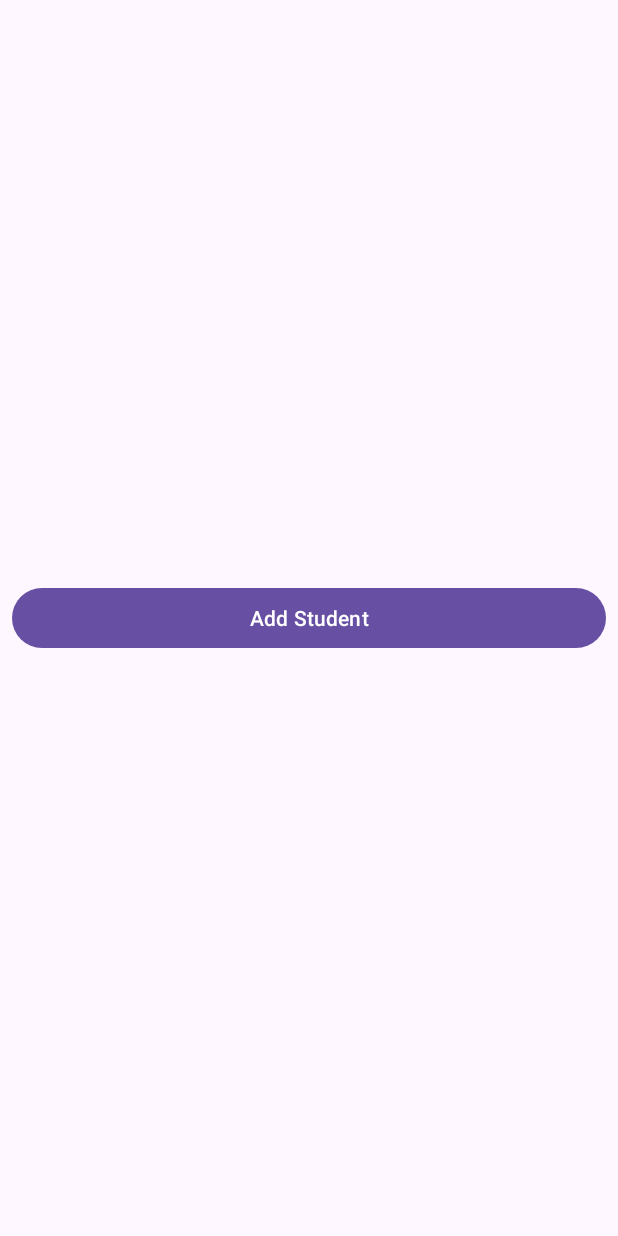
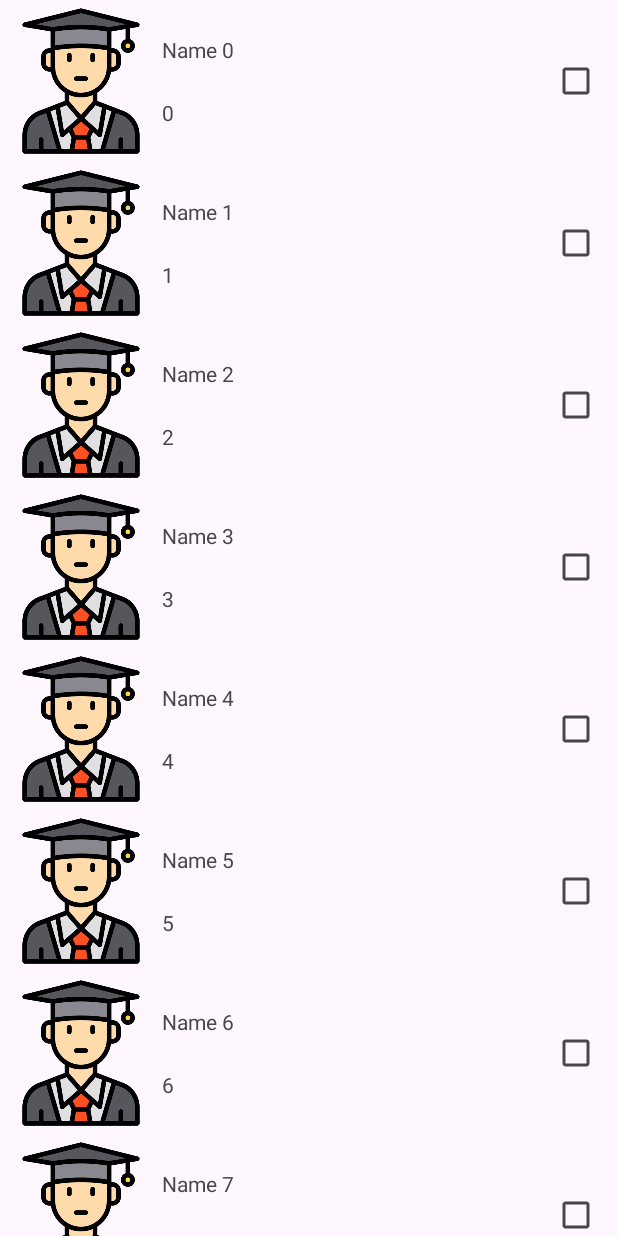
Before and after one commit to Almogel/studentsApp, an Android app: the screen it shows after launch (MainActivity before the commit, StudentsRecyclerViewActivity after it), on a phone screen of 412 x 824 dp. Run offline under Robolectric (Android 15) with nearby library versions, the phone set to English and light mode, and no system bars.

Commit message:
RecycleView implementation

```diff
--- /dev/null
+++ b/app/src/main/java/com/example/studentsapp/StudentsRecyclerViewActivity.kt
@@ -0,0 +1,105 @@
+package com.example.studentsapp
+
+import android.os.Bundle
+import android.util.Log
+import android.view.LayoutInflater
+import android.view.View
+import android.view.ViewGroup
+import android.widget.CheckBox
+import android.widget.TextView
+import androidx.activity.enableEdgeToEdge
+import androidx.appcompat.app.AppCompatActivity
+import androidx.core.view.ViewCompat
+import androidx.core.view.WindowInsetsCompat
+import androidx.recyclerview.widget.LinearLayoutManager
+import androidx.recyclerview.widget.RecyclerView
+import com.example.studentsapp.model.Model
+import com.example.studentsapp.model.Student
+
+interface OnItemClickListener {
+    fun onItemClick(position: Int)
+}
+
+class StudentsRecyclerViewActivity : AppCompatActivity() {
+
+    private var students: MutableList<Student> = Model.shared.students ?: mutableListOf()
+
+    override fun onCreate(savedInstanceState: Bundle?) {
+        super.onCreate(savedInstanceState)
+        enableEdgeToEdge()
+
+        setContentView(R.layout.activity_students_recycler_view)
+        ViewCompat.setOnApplyWindowInsetsListener(findViewById(R.id.main)) { v, insets ->
+            val systemBars = insets.getInsets(WindowInsetsCompat.Type.systemBars())
+            v.setPadding(systemBars.left, systemBars.top, systemBars.right, systemBars.bottom)
+            insets
+        }
+
+        val recyclerView: RecyclerView = findViewById(R.id.students_recycler_view)
+        recyclerView.setHasFixedSize(true)
+
+        val layoutManager = LinearLayoutManager(this)
+        recyclerView.layoutManager = layoutManager
+
+        val adapter = StudentRecyclerAdapter(students)
+        adapter.listener = object : OnItemClickListener{
+            override fun onItemClick(position: Int) {
+                Log.d("TAG", "On click listener on position: $position")
+            }
+        }
+        recyclerView.adapter = adapter
+    }
+
+    class StudentViewHolder(itemView: View, listener: OnItemClickListener?) : RecyclerView.ViewHolder(itemView) {
+        private var student: Student? = null
+        private var nameTextView: TextView? = null
+        private var idTextView: TextView? = null
+        private var studentCheckBox: CheckBox? = null
+
+        init {
+            nameTextView = itemView.findViewById(R.id.student_row_name_text_view)
+            idTextView = itemView.findViewById(R.id.student_row_id_text_view)
+            studentCheckBox = itemView.findViewById(R.id.student_row_check_box)
+
+            studentCheckBox?.apply {
+                setOnClickListener {
+                    (tag as? Int)?.let { tag ->
+                        student?.isChecked = (it as? CheckBox)?.isChecked ?: false
+                    }
+                }
+            }
+            itemView.setOnClickListener{
+                listener?.onItemClick(adapterPosition)
+            }
+
+        }
+
+
+
+        fun bind(student: Student?, position: Int) {
+            this.student = student
+            nameTextView?.text = student?.name
+            idTextView?.text = student?.id
+
+            studentCheckBox?.setOnCheckedChangeListener { _, isChecked ->
+                student?.isChecked = isChecked
+            }
+        }
+    }
+
+    class StudentRecyclerAdapter(private val students: MutableList<Student>?) : RecyclerView.Adapter<StudentViewHolder>() {
+
+        var listener: OnItemClickListener? = null
+
+        override fun getItemCount(): Int = students?.size ?: 0
+
+        override fun onCreateViewHolder(parent: ViewGroup, viewType: Int): StudentViewHolder {
+            val itemView = LayoutInflater.from(parent.context).inflate(R.layout.student_list_row, parent, false)
+            return StudentViewHolder(itemView, listener)
+        }
+
+        override fun onBindViewHolder(holder: StudentViewHolder, position: Int) {
+            holder.bind(students?.get(position), position)
+        }
+    }
+}
--- /dev/null
+++ b/app/src/main/java/com/example/studentsapp/model/Model.kt
@@ -0,0 +1,22 @@
+package com.example.studentsapp.model
+
+class Model private constructor(){
+
+    val students: MutableList<Student> = ArrayList()
+
+    companion object{
+        val shared = Model()
+    }
+
+    init {
+        for (i in 0..20){
+            val student = Student(
+                name = "Name $i",
+                id = i.toString(),
+                avatarUrl = "",
+                isChecked = false
+            )
+            students.add(student)
+        }
+    }
+}
--- /dev/null
+++ b/app/src/main/java/com/example/studentsapp/model/Student.kt
@@ -0,0 +1,8 @@
+package com.example.studentsapp.model
+
+data class Student(
+    val name: String,
+    val id: String,
+    val avatarUrl: String,
+    var isChecked: Boolean
+)
--- /dev/null
+++ b/app/src/main/res/layout/activity_students_recycler_view.xml
@@ -0,0 +1,19 @@
+<?xml version="1.0" encoding="utf-8"?>
+<androidx.constraintlayout.widget.ConstraintLayout xmlns:android="http://schemas.android.com/apk/res/android"
+    xmlns:app="http://schemas.android.com/apk/res-auto"
+    xmlns:tools="http://schemas.android.com/tools"
+    android:id="@+id/main"
+    android:layout_width="match_parent"
+    android:layout_height="match_parent"
+    tools:context=".StudentsRecyclerViewActivity">
+
+    <androidx.recyclerview.widget.RecyclerView
+        android:id="@+id/students_recycler_view"
+        android:layout_width="0dp"
+        android:layout_height="0dp"
+        app:layout_constraintBottom_toBottomOf="parent"
+        app:layout_constraintEnd_toEndOf="parent"
+        app:layout_constraintStart_toStartOf="parent"
+        app:layout_constraintTop_toTopOf="parent" />
+
+</androidx.constraintlayout.widget.ConstraintLayout>
--- /dev/null
+++ b/app/src/main/res/layout/student_list_row.xml
@@ -0,0 +1,52 @@
+<?xml version="1.0" encoding="utf-8"?>
+<androidx.constraintlayout.widget.ConstraintLayout xmlns:android="http://schemas.android.com/apk/res/android"
+    xmlns:app="http://schemas.android.com/apk/res-auto"
+    xmlns:tools="http://schemas.android.com/tools"
+    android:layout_width="match_parent"
+    android:layout_height="wrap_content"
+    android:background="?attr/selectableItemBackground">
+
+    <ImageView
+        android:id="@+id/student_row_image_view"
+        android:layout_width="100dp"
+        android:layout_height="100dp"
+        android:layout_marginStart="4dp"
+        android:layout_marginTop="4dp"
+        android:layout_marginBottom="4dp"
+        app:layout_constraintBottom_toBottomOf="parent"
+        app:layout_constraintStart_toStartOf="parent"
+        app:layout_constraintTop_toTopOf="parent"
+        app:srcCompat="@drawable/student" />
+    <TextView
+        android:id="@+id/student_row_name_text_view"
+        android:layout_width="0dp"
+        android:layout_height="wrap_content"
+        android:layout_marginStart="4dp"
+        android:layout_marginEnd="4dp"
+        android:text="TextView"
+        app:layout_constraintBottom_toTopOf="@+id/student_row_id_text_view"
+        app:layout_constraintEnd_toStartOf="@+id/student_row_check_box"
+        app:layout_constraintHorizontal_bias="0.5"
+        app:layout_constraintStart_toEndOf="@+id/student_row_image_view"
+        app:layout_constraintTop_toTopOf="parent" />
+    <TextView
+        android:id="@+id/student_row_id_text_view"
+        android:layout_width="0dp"
+        android:layout_height="wrap_content"
+        android:layout_marginStart="4dp"
+        android:layout_marginEnd="4dp"
+        android:text="TextView"
+        app:layout_constraintBottom_toBottomOf="parent"
+        app:layout_constraintEnd_toStartOf="@+id/student_row_check_box"
+        app:layout_constraintHorizontal_bias="0.5"
+        app:layout_constraintStart_toEndOf="@+id/student_row_image_view"
+        app:layout_constraintTop_toBottomOf="@+id/student_row_name_text_view" />
+    <CheckBox
+        android:id="@+id/student_row_check_box"
+        android:layout_width="wrap_content"
+        android:layout_height="wrap_content"
+        android:layout_marginEnd="4dp"
+        app:layout_constraintBottom_toBottomOf="parent"
+        app:layout_constraintEnd_toEndOf="parent"
+        app:layout_constraintTop_toTopOf="parent" />
+</androidx.constraintlayout.widget.ConstraintLayout>
```
Also changed, not shown: app/src/main/AndroidManifest.xml (+9 -5 lines), app/src/main/java/com/example/studentsapp/AddStudentActivity.kt (+13 -6 lines), app/src/main/java/com/example/studentsapp/adapter/StudentsAdapter.kt (added, +43 -0 lines), app/src/main/res/layout/activity_model.xml (added, +10 -0 lines), app/src/main/res/layout/activity_student.xml (added, +10 -0 lines), app/src/main/res/layout/activity_students_adapter.xml (added, +10 -0 lines).
